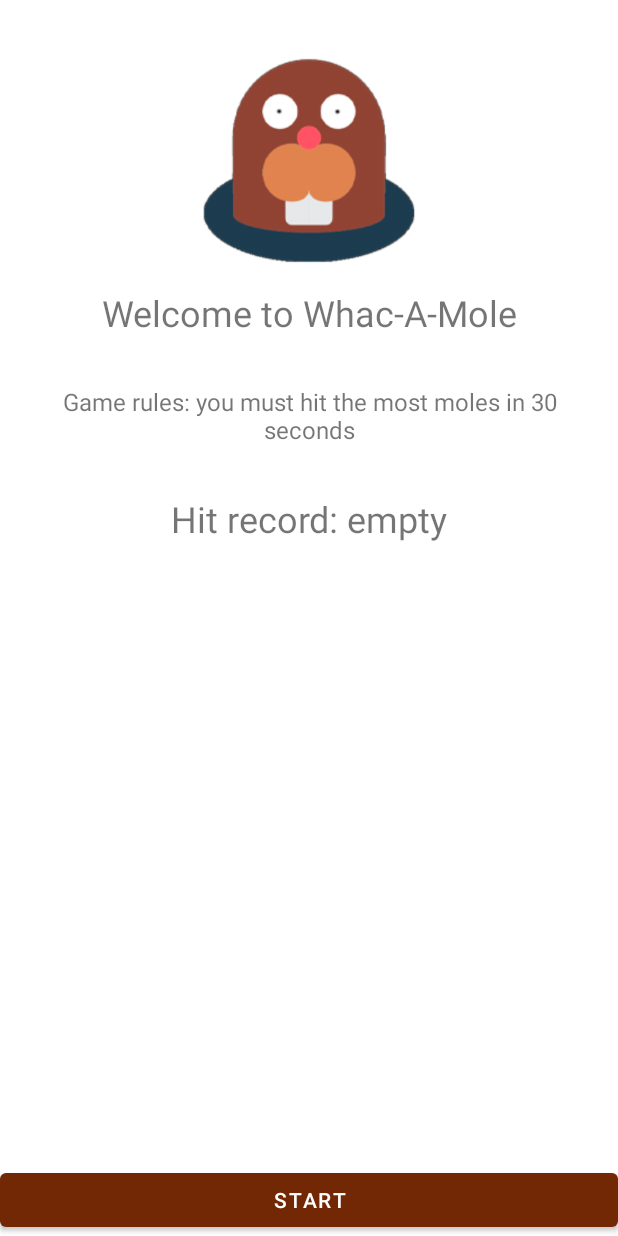
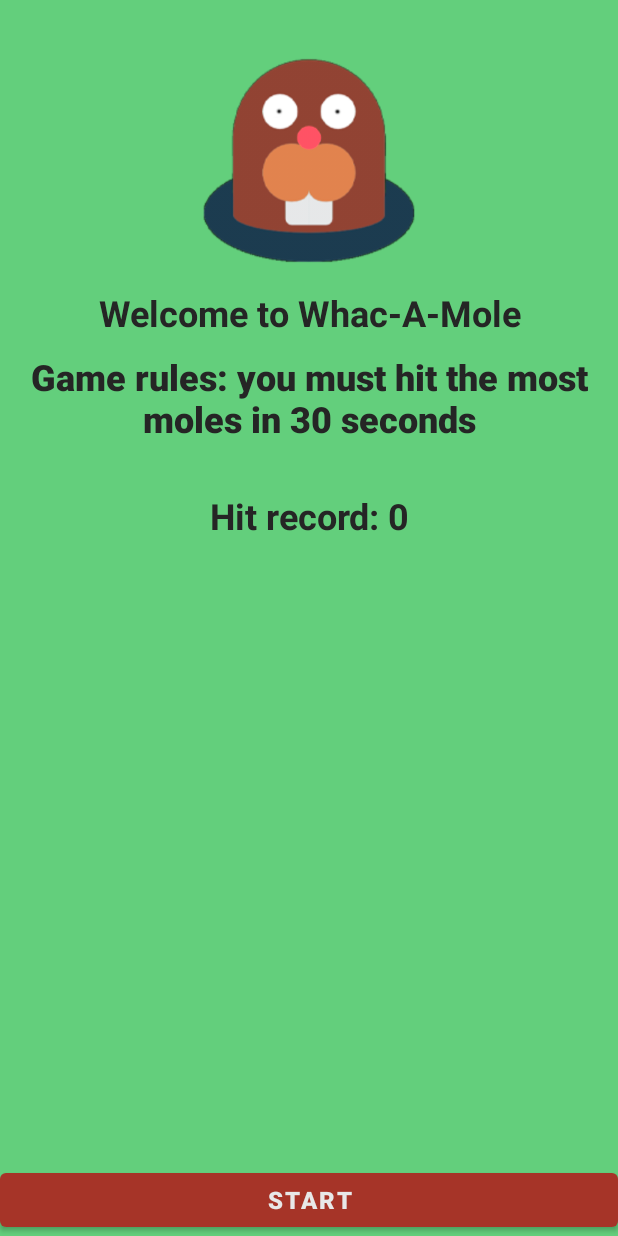
Before and after one commit to SakhSH/WhacAMoleApp, an Android app: the screen it shows after launch (MainActivity), on a phone screen of 412 x 824 dp. Run offline under Robolectric (Android 15) with nearby library versions, the phone set to English and light mode, and no system bars.

Commit message:
fix_1 commit

```diff
--- a/app/src/main/java/com/example/whacamoleapp/presentation/GameFinishedFragment.kt
+++ b/app/src/main/java/com/example/whacamoleapp/presentation/GameFinishedFragment.kt
@@ -58,7 +58,7 @@ class GameFinishedFragment : Fragment() {
     }
 
     companion object {
-        private const val DEFAULT_VALUE_PREF = "empty"
+        private const val DEFAULT_VALUE_PREF = "0"
         private const val SP_KEY = "record"
         private const val RESULT_VICTORY = "VICTORY"
         private const val RESULT_FAILED = "FAILED"
--- a/app/src/main/java/com/example/whacamoleapp/presentation/WelcomeFragment.kt
+++ b/app/src/main/java/com/example/whacamoleapp/presentation/WelcomeFragment.kt
@@ -47,8 +47,8 @@ class WelcomeFragment : Fragment() {
         _binding = null
     }
 
-    companion object{
-        private const val DEFAULT_VALUE_PREF = "empty"
+    companion object {
+        private const val DEFAULT_VALUE_PREF = "0"
         private const val SP_KEY = "record"
     }
 }
--- a/app/src/main/res/layout/fragment_game.xml
+++ b/app/src/main/res/layout/fragment_game.xml
@@ -9,23 +9,23 @@
 
     <TextView
         android:id="@+id/tv_timer"
+        style="@style/title_text"
         android:layout_width="wrap_content"
         android:layout_height="wrap_content"
         android:layout_margin="@dimen/l_margin"
         android:layout_marginTop="@dimen/xxl_margin"
         android:text="@string/timer_default"
-        android:textSize="@dimen/xl_text_size"
         app:layout_constraintEnd_toEndOf="parent"
         app:layout_constraintStart_toStartOf="parent"
         app:layout_constraintTop_toTopOf="parent" />
 
     <TextView
         android:id="@+id/tv_countOfHits"
+        style="@style/title_text"
         android:layout_width="wrap_content"
         android:layout_height="wrap_content"
         android:layout_margin="@dimen/l_margin"
         android:text="@string/mole_hits"
-        android:textSize="@dimen/xl_text_size"
         app:layout_constraintEnd_toEndOf="parent"
         app:layout_constraintStart_toStartOf="parent"
         app:layout_constraintTop_toBottomOf="@+id/tv_timer" />
--- a/app/src/main/res/layout/fragment_game_finished.xml
+++ b/app/src/main/res/layout/fragment_game_finished.xml
@@ -5,6 +5,7 @@
     xmlns:tools="http://schemas.android.com/tools"
     android:layout_width="match_parent"
     android:layout_height="match_parent"
+    android:background="@color/green_grass"
     tools:context=".presentation.GameFinishedFragment">
 
     <ImageView
@@ -21,6 +22,7 @@
 
     <TextView
         android:id="@+id/tv_result"
+        style="@style/title_text"
         android:layout_width="match_parent"
         android:layout_height="wrap_content"
         android:layout_margin="@dimen/l_margin"
@@ -35,6 +37,7 @@
 
     <TextView
         android:id="@+id/tv_result_hits"
+        style="@style/title_text"
         android:layout_width="match_parent"
         android:layout_height="wrap_content"
         android:layout_marginStart="@dimen/l_margin"
@@ -47,6 +50,7 @@
 
     <TextView
         android:id="@+id/tv_record_game"
+        style="@style/title_text"
         android:layout_width="match_parent"
         android:layout_height="wrap_content"
         android:layout_marginStart="@dimen/l_margin"
@@ -61,6 +65,7 @@
 
     <Button
         android:id="@+id/button_again"
+        style="@style/button_text"
         android:layout_width="match_parent"
         android:layout_height="wrap_content"
         android:layout_gravity="bottom"
--- a/app/src/main/res/layout/fragment_welcome.xml
+++ b/app/src/main/res/layout/fragment_welcome.xml
@@ -4,6 +4,7 @@
     xmlns:tools="http://schemas.android.com/tools"
     android:layout_width="match_parent"
     android:layout_height="match_parent"
+    android:background="@color/green_grass"
     tools:context=".presentation.WelcomeFragment">
 
     <ImageView
@@ -20,6 +21,7 @@
 
     <TextView
         android:id="@+id/tv_title"
+        style="@style/title_text"
         android:layout_width="match_parent"
         android:layout_height="wrap_content"
         android:layout_margin="@dimen/l_margin"
@@ -27,7 +29,6 @@
         android:layout_marginEnd="@dimen/l_margin"
         android:gravity="center"
         android:text="@string/welcome_title"
-        android:textSize="@dimen/xl_text_size"
         app:layout_constraintEnd_toEndOf="parent"
         app:layout_constraintStart_toStartOf="parent"
         app:layout_constraintTop_toBottomOf="@id/iv_logo" />
@@ -35,20 +36,22 @@
 
     <TextView
         android:id="@+id/tv_game_rules"
+        style="@style/title_text"
         android:layout_width="match_parent"
         android:layout_height="wrap_content"
         android:layout_marginStart="@dimen/l_margin"
-        android:layout_marginTop="@dimen/xl_margin"
+        android:layout_marginTop="@dimen/l_margin"
         android:layout_marginEnd="@dimen/l_margin"
         android:gravity="center"
         android:text="@string/game_rules"
-        android:textSize="@dimen/l_text_size"
+        android:textAppearance="@style/TextAppearance.AppCompat.Body2"
         app:layout_constraintEnd_toEndOf="parent"
         app:layout_constraintStart_toStartOf="parent"
         app:layout_constraintTop_toBottomOf="@id/tv_title" />
 
     <TextView
         android:id="@+id/tv_record_game"
+        style="@style/title_text"
         android:layout_width="match_parent"
         android:layout_height="wrap_content"
         android:layout_marginStart="@dimen/l_margin"
@@ -56,13 +59,13 @@
         android:layout_marginEnd="@dimen/l_margin"
         android:gravity="center"
         android:text="@string/record_game"
-        android:textSize="@dimen/xl_text_size"
         app:layout_constraintEnd_toEndOf="parent"
         app:layout_constraintStart_toStartOf="parent"
         app:layout_constraintTop_toBottomOf="@id/tv_game_rules" />
 
     <Button
         android:id="@+id/button_start"
+        style="@style/button_text"
         android:layout_width="match_parent"
         android:layout_height="wrap_content"
         android:layout_gravity="bottom"
--- a/app/src/main/res/values-night/themes.xml
+++ b/app/src/main/res/values-night/themes.xml
@@ -2,15 +2,15 @@
     <!-- Base application theme. -->
     <style name="Theme.WhacAMoleApp" parent="Theme.MaterialComponents.DayNight.NoActionBar">
         <!-- Primary brand color. -->
-        <item name="colorPrimary">@color/purple_200</item>
+        <item name="colorPrimary">@color/brown</item>
         <item name="colorPrimaryVariant">@color/brown</item>
-        <item name="colorOnPrimary">@color/black</item>
+        <item name="colorOnPrimary">@color/white</item>
         <!-- Secondary brand color. -->
         <item name="colorSecondary">@color/teal_200</item>
-        <item name="colorSecondaryVariant">@color/teal_200</item>
+        <item name="colorSecondaryVariant">@color/teal_700</item>
         <item name="colorOnSecondary">@color/black</item>
         <!-- Status bar color. -->
-        <item name="android:statusBarColor" tools:targetApi="l">?attr/colorPrimaryVariant</item>
+        <item name="android:statusBarColor" >?attr/colorPrimaryVariant</item>
         <!-- Customize your theme here. -->
     </style>
 </resources>
--- a/app/src/main/res/values/colors.xml
+++ b/app/src/main/res/values/colors.xml
@@ -1,10 +1,12 @@
 <?xml version="1.0" encoding="utf-8"?>
 <resources>
     <color name="purple_200">#FFBB86FC</color>
-    <color name="brown">#732805</color>
+    <color name="brown">#A63428</color>
     <color name="teal_200">#FF03DAC5</color>
     <color name="teal_700">#FF018786</color>
     <color name="black">#FF000000</color>
-    <color name="white">#FFFFFFFF</color>
-    <color name="green_grass">#66ee85</color>
+    <color name="white">#E3E3E3</color>
+    <color name="green_grass">#63CF7C</color>
+    <color name="background_1">#252525</color>
+    <color name="background_2">#E8E8E8</color>
 </resources>
--- /dev/null
+++ b/app/src/main/res/values/styles.xml
@@ -0,0 +1,25 @@
+<?xml version="1.0" encoding="utf-8"?>
+<resources>
+
+    <style name="title_text">
+        <item name="android:textColor">@color/background_1</item>
+        <item name="android:textAlignment">center</item>
+        <item name="android:textSize">@dimen/xl_text_size</item>
+        <item name="android:textStyle">bold</item>
+    </style>
+
+    <style name="button_text">
+        <item name="android:textColor">@color/background_2</item>
+        <item name="android:textAlignment">center</item>
+        <item name="android:textSize">@dimen/l_text_size</item>
+        <item name="android:textStyle">bold</item>
+    </style>
+
+    <style name="description_text">
+        <item name="android:textColor">@color/background_1</item>
+        <item name="android:textAlignment">center</item>
+        <item name="android:textSize">@dimen/l_text_size</item>
+        <item name="android:textStyle">bold</item>
+    </style>
+
+</resources>
```
Also changed, not shown: app/src/main/java/com/example/whacamoleapp/presentation/GameFragment.kt (+7 -5 lines).
